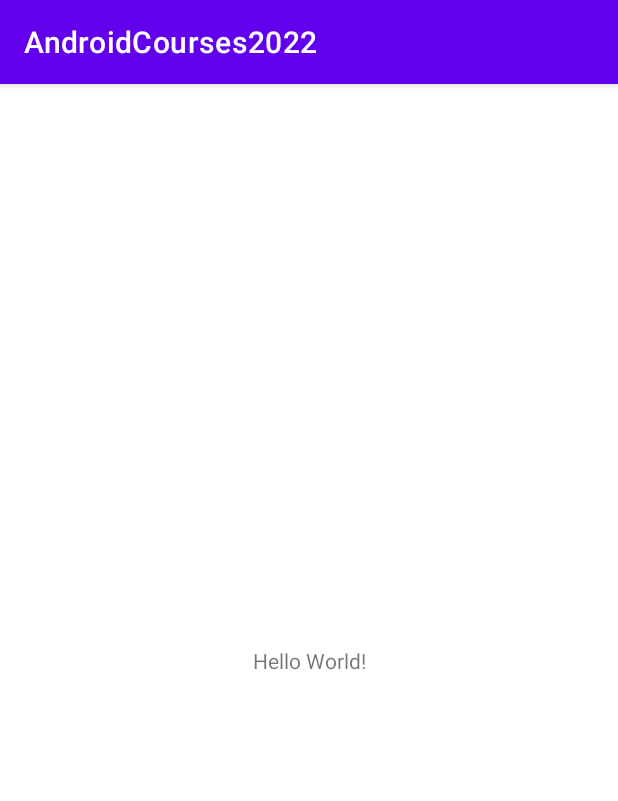
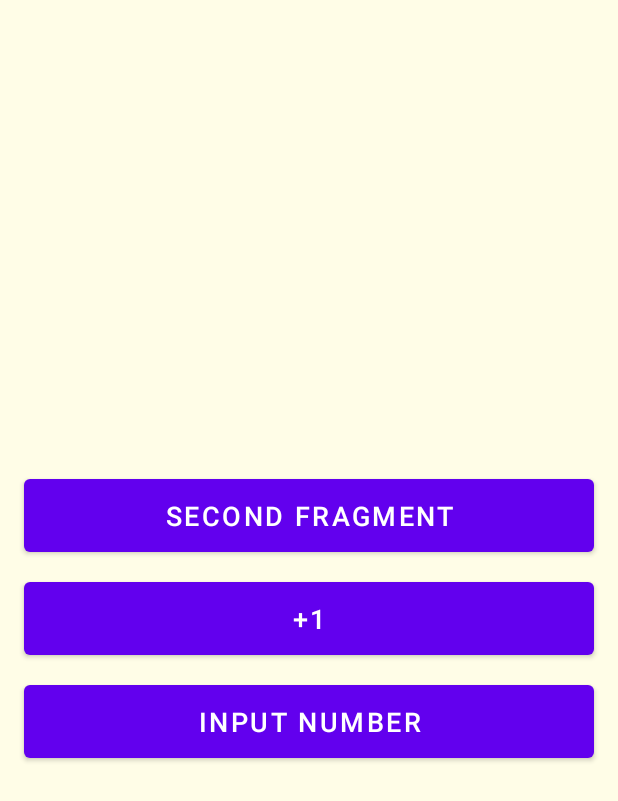
Before and after one commit to chepugash/android-courses-2022, an Android app: the screen it shows after launch (MainActivity), on a phone screen of 412 x 824 dp. Shown: the top 801 px of the screen. Run offline under Robolectric (Android 15) with nearby library versions, the phone set to English and light mode, and no system bars.

Commit message:
two buttons created

```diff
--- a/app/build.gradle
+++ b/app/build.gradle
@@ -26,6 +26,11 @@ android {
         sourceCompatibility JavaVersion.VERSION_1_8
         targetCompatibility JavaVersion.VERSION_1_8
     }
+
+    buildFeatures {
+        viewBinding true
+    }
+
     kotlinOptions {
         jvmTarget = '1.8'
     }
--- a/app/src/main/java/com/example/androidcourses2022/MainActivity.kt
+++ b/app/src/main/java/com/example/androidcourses2022/MainActivity.kt
@@ -2,10 +2,23 @@ package com.example.androidcourses2022
 
 import androidx.appcompat.app.AppCompatActivity
 import android.os.Bundle
+import com.example.androidcourses2022.databinding.ActivityMainBinding
 
 class MainActivity : AppCompatActivity() {
+
+    private var binding: ActivityMainBinding? = null
+
     override fun onCreate(savedInstanceState: Bundle?) {
         super.onCreate(savedInstanceState)
-        setContentView(R.layout.activity_main)
+
+        binding = ActivityMainBinding.inflate(layoutInflater).also {
+            setContentView(it.root)
+        }
+
+        binding?.run {
+            supportFragmentManager.beginTransaction()
+                .replace(R.id.container, StartFragment())
+                .commit()
+        }
     }
 }
--- a/app/src/main/java/com/example/androidcourses2022/StartFragment.kt
+++ b/app/src/main/java/com/example/androidcourses2022/StartFragment.kt
@@ -1,4 +1,45 @@
 package com.example.androidcourses2022
 
-class StartFragment {
+import android.os.Bundle
+import android.view.View
+import androidx.fragment.app.Fragment
+import com.example.androidcourses2022.databinding.FragmentStartBinding
+
+class StartFragment : Fragment(R.layout.fragment_start) {
+
+    private var binding: FragmentStartBinding? = null
+
+    private var counter = 0
+
+    override fun onViewCreated(view: View, savedInstanceState: Bundle?) {
+        super.onViewCreated(view, savedInstanceState)
+        binding = FragmentStartBinding.bind(view)
+
+        binding?.run {
+
+            btnFirst.setOnClickListener {
+                parentFragmentManager.beginTransaction()
+                    .setCustomAnimations(
+                        android.R.anim.fade_in,
+                        android.R.anim.fade_out,
+                        android.R.anim.fade_in,
+                        android.R.anim.fade_out,
+                    )
+                    .replace(R.id.container, SecondFragment.newInstance(counter))
+                    .addToBackStack("Start")
+                    .commit()
+            }
+
+            btnSecond.setOnClickListener {
+                counter++
+            }
+        }
+
+    }
+
+    override fun onDestroyView() {
+        super.onDestroyView()
+        binding = null
+    }
+
 }
--- a/app/src/main/res/layout/activity_main.xml
+++ b/app/src/main/res/layout/activity_main.xml
@@ -6,13 +6,9 @@
     android:layout_height="match_parent"
     tools:context=".MainActivity">
 
-    <TextView
-        android:layout_width="wrap_content"
-        android:layout_height="wrap_content"
-        android:text="Hello World!"
-        app:layout_constraintBottom_toBottomOf="parent"
-        app:layout_constraintEnd_toEndOf="parent"
-        app:layout_constraintStart_toStartOf="parent"
-        app:layout_constraintTop_toTopOf="parent" />
+    <FrameLayout
+        android:id="@+id/container"
+        android:layout_width="match_parent"
+        android:layout_height="match_parent"/>
 
 </androidx.constraintlayout.widget.ConstraintLayout>
--- a/app/src/main/res/layout/fragment_start.xml
+++ b/app/src/main/res/layout/fragment_start.xml
@@ -1,6 +1,63 @@
 <?xml version="1.0" encoding="utf-8"?>
 <androidx.constraintlayout.widget.ConstraintLayout xmlns:android="http://schemas.android.com/apk/res/android"
-             android:layout_width="match_parent"
-             android:layout_height="match_parent">
+    android:layout_width="match_parent"
+    android:layout_height="match_parent"
+    xmlns:app="http://schemas.android.com/apk/res-auto"
+    android:background="@color/start_fragment_color">
+
+    <Button
+        android:id="@+id/btn_first"
+        android:layout_width="0dp"
+        android:layout_height="wrap_content"
+        android:textSize="18sp"
+        android:text="@string/btn_first"
+        android:textColor="@color/white"
+        android:paddingTop="12dp"
+        android:paddingBottom="12dp"
+        android:layout_marginTop="4dp"
+        android:layout_marginBottom="4dp"
+        android:layout_marginStart="16dp"
+        android:layout_marginEnd="16dp"
+        app:layout_constraintTop_toTopOf="parent"
+        app:layout_constraintStart_toStartOf="parent"
+        app:layout_constraintEnd_toEndOf="parent"
+        app:layout_constraintBottom_toTopOf="@id/btn_second"
+        app:layout_constraintVertical_chainStyle="packed"/>
+
+    <Button
+        android:id="@+id/btn_second"
+        android:layout_width="0dp"
+        android:layout_height="wrap_content"
+        android:textSize="18sp"
+        android:text="@string/btn_second"
+        android:textColor="@color/white"
+        android:paddingTop="12dp"
+        android:paddingBottom="12dp"
+        android:layout_marginTop="4dp"
+        android:layout_marginBottom="4dp"
+        android:layout_marginStart="16dp"
+        android:layout_marginEnd="16dp"
+        app:layout_constraintTop_toBottomOf="@id/btn_first"
+        app:layout_constraintStart_toStartOf="parent"
+        app:layout_constraintEnd_toEndOf="parent"
+        app:layout_constraintBottom_toTopOf="@id/btn_third" />
+
+    <Button
+        android:id="@+id/btn_third"
+        android:layout_width="0dp"
+        android:layout_height="wrap_content"
+        android:textSize="18sp"
+        android:text="@string/btn_third"
+        android:textColor="@color/white"
+        android:layout_marginTop="4dp"
+        android:layout_marginBottom="4dp"
+        android:layout_marginStart="16dp"
+        android:layout_marginEnd="16dp"
+        android:paddingTop="12dp"
+        android:paddingBottom="12dp"
+        app:layout_constraintTop_toBottomOf="@id/btn_second"
+        app:layout_constraintStart_toStartOf="parent"
+        app:layout_constraintEnd_toEndOf="parent"
+        app:layout_constraintBottom_toBottomOf="parent" />
 
 </androidx.constraintlayout.widget.ConstraintLayout>
--- a/app/src/main/res/values-night/themes.xml
+++ b/app/src/main/res/values-night/themes.xml
@@ -1,6 +1,6 @@
 <resources xmlns:tools="http://schemas.android.com/tools">
     <!-- Base application theme. -->
-    <style name="Theme.AndroidCourses2022" parent="Theme.MaterialComponents.DayNight.DarkActionBar">
+    <style name="Theme.AndroidCourses2022" parent="Theme.MaterialComponents.DayNight.NoActionBar">
         <!-- Primary brand color. -->
         <item name="colorPrimary">@color/purple_200</item>
         <item name="colorPrimaryVariant">@color/purple_700</item>
--- a/app/src/main/res/values/colors.xml
+++ b/app/src/main/res/values/colors.xml
@@ -7,4 +7,8 @@
     <color name="teal_700">#FF018786</color>
     <color name="black">#FF000000</color>
     <color name="white">#FFFFFFFF</color>
+    <color name="start_fragment_color">#FFFDE7</color>
+    <color name="second_fragment_color_1">#F3E5F5</color>
+    <color name="second_fragment_color_2">#E1BEE7</color>
+    <color name="second_fragment_color_3">#CE93D8</color>
 </resources>
--- a/app/src/main/res/values/strings.xml
+++ b/app/src/main/res/values/strings.xml
@@ -1,3 +1,7 @@
 <resources>
     <string name="app_name">AndroidCourses2022</string>
+    <!-- TODO: Remove or change this placeholder text -->
+    <string name="btn_first">Second fragment</string>
+    <string name="btn_second">+1</string>
+    <string name="btn_third">Input number</string>
 </resources>
--- a/app/src/main/res/values/themes.xml
+++ b/app/src/main/res/values/themes.xml
@@ -1,6 +1,6 @@
 <resources xmlns:tools="http://schemas.android.com/tools">
     <!-- Base application theme. -->
-    <style name="Theme.AndroidCourses2022" parent="Theme.MaterialComponents.DayNight.DarkActionBar">
+    <style name="Theme.AndroidCourses2022" parent="Theme.MaterialComponents.DayNight.NoActionBar">
         <!-- Primary brand color. -->
         <item name="colorPrimary">@color/purple_500</item>
         <item name="colorPrimaryVariant">@color/purple_700</item>
```
Also changed, not shown: app/src/main/java/com/example/androidcourses2022/SecondFragment.kt (+33 -1 lines), app/src/main/res/layout/fragment_second.xml (+17 -2 lines).
